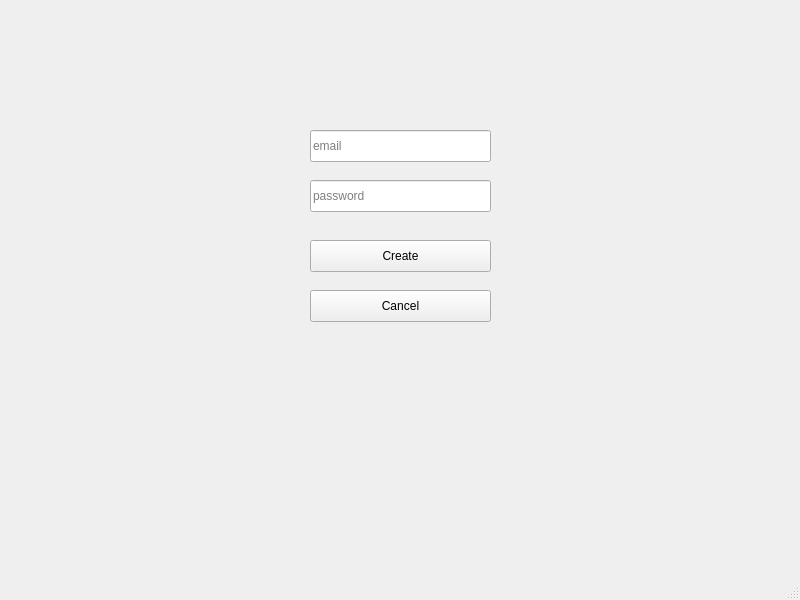
Old version of the form project/lab6/mainwindow.ui in the repository aneroid11/Databases.
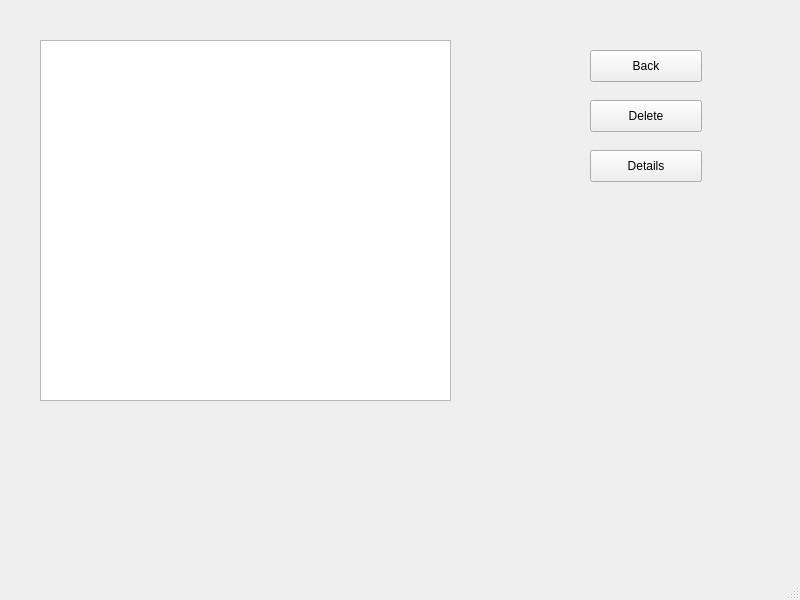
New version of the form.

Commit message: dummy reports page

```diff
--- a/project/lab6/mainwindow.ui
+++ b/project/lab6/mainwindow.ui
@@ -36,7 +36,7 @@
      </rect>
     </property>
     <property name="currentIndex">
-     <number>11</number>
+     <number>12</number>
     </property>
     <widget class="QWidget" name="startingPage">
      <widget class="QPushButton" name="starting_signUpButton">
@@ -988,6 +988,57 @@
       </property>
      </widget>
     </widget>
+    <widget class="QWidget" name="reportsPage">
+     <widget class="QListWidget" name="reports_reportsList">
+      <property name="geometry">
+       <rect>
+        <x>40</x>
+        <y>40</y>
+        <width>411</width>
+        <height>361</height>
+       </rect>
+      </property>
+     </widget>
+     <widget class="QPushButton" name="reports_backButton">
+      <property name="geometry">
+       <rect>
+        <x>590</x>
+        <y>50</y>
+        <width>112</width>
+        <height>32</height>
+       </rect>
+      </property>
+      <property name="text">
+       <string>Back</string>
+      </property>
+     </widget>
+     <widget class="QPushButton" name="reports_deleteButton">
+      <property name="geometry">
+       <rect>
+        <x>590</x>
+        <y>100</y>
+        <width>112</width>
+        <height>32</height>
+       </rect>
+      </property>
+      <property name="text">
+       <string>Delete</string>
+      </property>
+     </widget>
+     <widget class="QPushButton" name="reports_detailsButton">
+      <property name="geometry">
+       <rect>
+        <x>590</x>
+        <y>150</y>
+        <width>112</width>
+        <height>32</height>
+       </rect>
+      </property>
+      <property name="text">
+       <string>Details</string>
+      </property>
+     </widget>
+    </widget>
    </widget>
   </widget>
   <widget class="QMenuBar" name="menubar">
```
Left out of the diff: 15 changed lines with no effect on the pictures. The commit also changes 2 other files.
